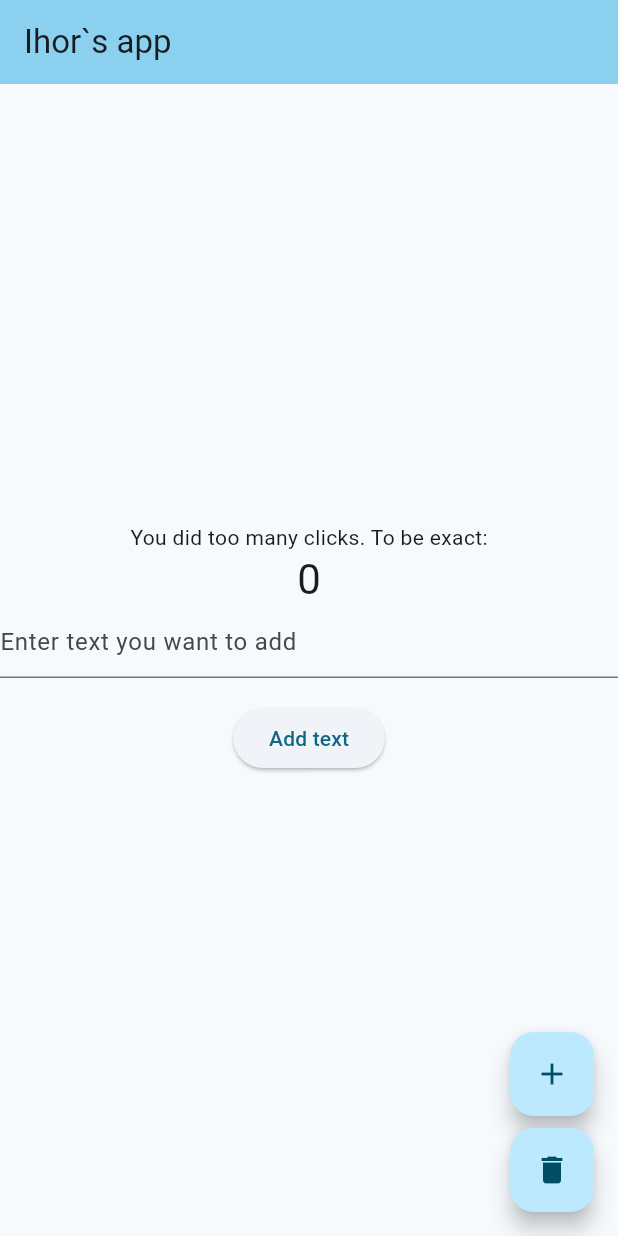
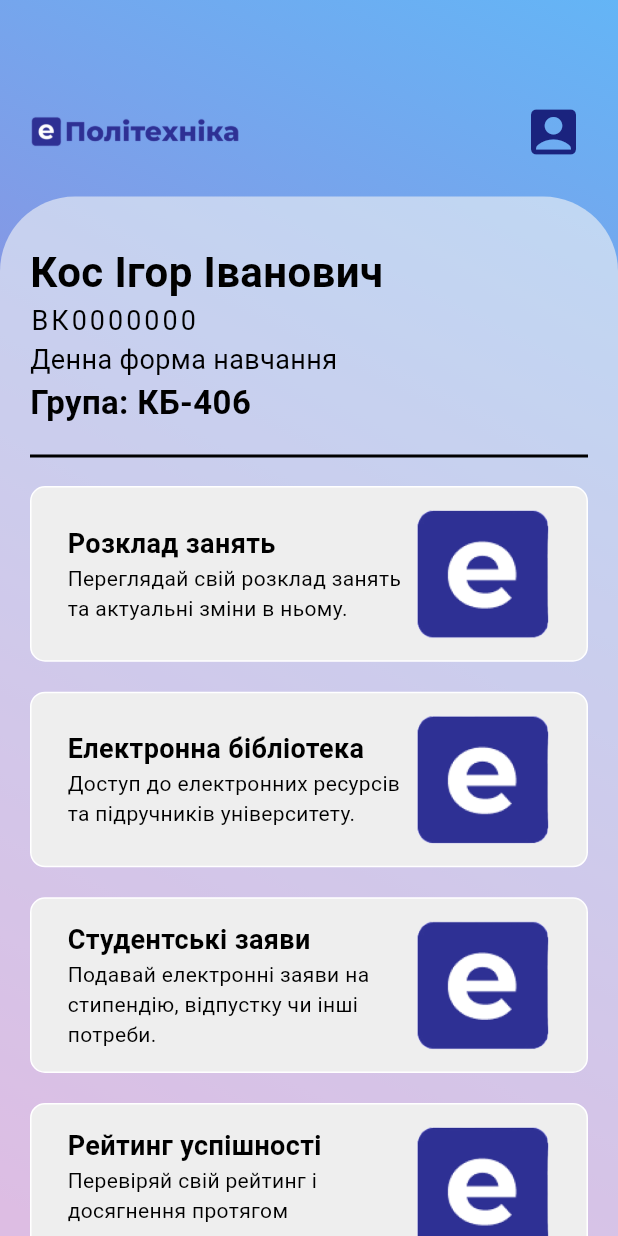
Before and after one commit to IhorKoss/DoMA, a Flutter app: the screen it shows after launch, on a phone screen of 412 x 824 dp. Run offline on Flutter 3.47's test engine with Material 3 defaults, Android fonts, the phone set to English and light mode, and no system bars.

Commit message:
finished lab #2, added home, loading, login, register and profile pages

```diff
--- /dev/null
+++ b/lib/classes/home_menu_btn_class.dart
@@ -0,0 +1,11 @@
+class HomeMenuBtnClass{
+  String header = 'Заголовок для кнопки';
+  String description = 'Опис кнопки';
+  String imageLink = 'Опис кнопки';
+
+  HomeMenuBtnClass({
+    required this.header,
+    required this.description,
+    required this.imageLink,
+  });
+}
--- a/lib/main.dart
+++ b/lib/main.dart
@@ -1,154 +1,18 @@
 import 'package:flutter/material.dart';
+import 'package:my_project/pages/home.dart';
+import 'package:my_project/pages/loading.dart';
+import 'package:my_project/pages/login_page.dart';
+import 'package:my_project/pages/profile.dart';
+import 'package:my_project/pages/register_page.dart';
 
-void main() {
-  runApp(const MyApp());
-}
+void main() => runApp(MaterialApp(
 
-class MyApp extends StatelessWidget {
-  const MyApp({super.key});
-
-  // This widget is the root of your application.
-  @override
-  Widget build(BuildContext context) {
-    return MaterialApp(
-      title: 'Ihor`s app',
-      theme: ThemeData(
-
-        colorScheme: ColorScheme.fromSeed(seedColor: Colors.blueGrey),
-        useMaterial3: true,
-      ),
-      home: const MyHomePage(title: 'Ihor`s app'),
-    );
-  }
-}
-
-class MyHomePage extends StatefulWidget {
-  const MyHomePage({super.key, required this.title});
-
-  final String title;
-
-  @override
-  State<MyHomePage> createState() => _MyHomePageState();
-}
-
-class _MyHomePageState extends State<MyHomePage> {
-  int _counter = 0;
-
-  void _incrementCounter() {
-    setState(() {
-      _counter++;
-    });
-  }
-  void _decrementCounter(){
-    setState(() {
-      _counter=0;
-    });
-  }
-  void _updateText(String newText) {
-    setState(() {
-      if (newText=='Delete'){
-        _counter=0;
-      } else{
-        final myInt = int.parse(newText);
-        _counter = myInt+_counter;
-      }
-
-    });
-  }
-  @override
-  Widget build(BuildContext context) {
-
-    return Scaffold(
-      appBar: AppBar(
-
-        backgroundColor: Theme.of(context).colorScheme.inversePrimary,
-
-        title: Text(widget.title),
-      ),
-      body: Center(
-
-        child: Column(
-          mainAxisAlignment: MainAxisAlignment.center,
-          children: <Widget>[
-            const Text(
-              'You did too many clicks. To be exact:',
-            ),
-            Text(
-              '$_counter',
-              style: Theme.of(context).textTheme.headlineMedium,
-            ),
-            FormExample(onTextChanged: _updateText),
-
-          ],
-        ),
-      ),
-
-      floatingActionButton: Column(
-        mainAxisSize: MainAxisSize.min,
-        mainAxisAlignment: MainAxisAlignment.end,
-        children: [
-          FloatingActionButton(
-            onPressed: _incrementCounter,
-            child: const Icon(Icons.add),
-          ),
-          const SizedBox(height: 8),
-          FloatingActionButton(
-            onPressed: _decrementCounter,
-            child: const Icon(Icons.delete),
-          ),
-        ],
-      ),
-    );
-  }
-}
-class FormExample extends StatefulWidget {
-  final void Function(String) onTextChanged;
-
-  const FormExample({super.key, required this.onTextChanged});
-
-  @override
-  State<FormExample> createState() => _FormExampleState();
-}
-
-class _FormExampleState extends State<FormExample> {
-  final GlobalKey<FormState> _formKey = GlobalKey<FormState>();
-
-  String _text='';
-  @override
-  Widget build(BuildContext context) {
-    return Form(
-      key: _formKey,
-      child: Column(
-        children: <Widget>[
-          TextFormField(
-            decoration: const InputDecoration(
-              hintText: 'Enter text you want to add',
-            ),
-            validator: (String? value) {
-              if (value == null || value.isEmpty) {
-                return 'You didn`t add any text';
-              }
-              return null;
-            },
-            onSaved:(value){
-              _text=value!;
-            },
-          ),
-          Padding(
-            padding: const EdgeInsets.symmetric(vertical: 16),
-            child: ElevatedButton(
-              onPressed: () {
-
-                if (_formKey.currentState!.validate()) {
-                  _formKey.currentState!.save();
-                  widget.onTextChanged(_text);
-                }
-              },
-              child: const Text('Add text'),
-            ),
-          ),
-        ],
-      ),
-    );
-  }
-}
+    initialRoute: '/home',
+    routes: {
+      '/': (context) => Loading(),
+      '/home': (context) => const Home(),
+      '/profile': (context) => const Profile(),
+      '/log-in': (context) => const LoginPage(),
+      '/register': (context) => const RegisterPage(),
+    }
+));
--- /dev/null
+++ b/lib/pages/home.dart
@@ -0,0 +1,145 @@
+import 'package:flutter/material.dart';
+import 'package:my_project/classes/home_menu_btn_class.dart';
+import 'package:my_project/widgets/home_menu_btn.dart';
+
+class Home extends StatefulWidget {
+  const Home({super.key});
+
+  @override
+  _HomeState createState() => _HomeState();
+}
+
+class _HomeState extends State<Home> {
+
+  List<HomeMenuBtnClass> homeBtnList = [
+    HomeMenuBtnClass(
+      header: 'Розклад занять',
+      description: 'Переглядай свій розклад занять та актуальні зміни в ньому.',
+      imageLink: 'assets/images/ep_small.png',
+    ),
+    HomeMenuBtnClass(
+      header: 'Електронна бібліотека',
+      description: 'Доступ до електронних ресурсів та підручників університету.',
+      imageLink: 'assets/images/ep_small.png',
+    ),
+    HomeMenuBtnClass(
+      header: 'Студентські заяви',
+      description: 'Подавай електронні заяви на стипендію, відпустку чи інші потреби.',
+      imageLink: 'assets/images/ep_small.png',
+    ),
+    HomeMenuBtnClass(
+      header: 'Рейтинг успішності',
+      description: 'Перевіряй свій рейтинг і досягнення протягом навчального року.',
+      imageLink: 'assets/images/ep_small.png',
+    ),
+    HomeMenuBtnClass(
+      header: 'Новини університету',
+      description: 'Будь в курсі останніх новин та подій, що відбуваються в університеті.',
+      imageLink: 'assets/images/ep_small.png',
+    ),
+  ];
+
+  @override
+  Widget build(BuildContext context) {
+    return  Scaffold(
+        body: Container(
+          width: double.infinity,
+          height: double.infinity,
+          decoration: BoxDecoration(
+            gradient: LinearGradient(
+              colors: [Colors.blue[300]!, Colors.purple[300]!],
+              begin: Alignment.topRight,
+              end: Alignment.bottomLeft,
+            ),
+          ),
+          child: Padding(
+            padding: const EdgeInsets.fromLTRB(0, 50, 0, 0),
+            child: Column(
+              crossAxisAlignment: CrossAxisAlignment.start,
+              children: [
+                Padding(
+                  padding: const EdgeInsets.fromLTRB(15, 10, 15, 15),
+                  child: Row(
+                    mainAxisAlignment: MainAxisAlignment.spaceBetween,
+                    children: [
+                      const Image(image: AssetImage('assets/images/ep_logo.png'), width: 150,),
+                      IconButton(icon:Icon(Icons.account_box,
+                          size: 40,color:Colors.indigo[900],),
+                        onPressed: () {
+                          Navigator.pushNamed(context, '/profile');
+                        },),
+                    ],
+                  ),
+                ),
+                Expanded(
+                  child: DecoratedBox(
+                    decoration: BoxDecoration(
+                      color: Colors.grey[100]?.withOpacity(0.6),
+                      borderRadius: const BorderRadius.only(
+                        topLeft: Radius.circular(50),
+                        topRight: Radius.circular(50),
+                      ),
+                    ),
+                    child: Padding(
+                      padding: const EdgeInsets.fromLTRB(20, 30, 20, 0),
+                      child: ListView(
+
+                        children: [
+                          const Column(
+                            crossAxisAlignment: CrossAxisAlignment.start,
+                            children: [
+                              Text(
+                                'Кос Ігор Іванович',
+                                style: TextStyle(
+                                  color: Colors.black,
+                                  fontWeight: FontWeight.bold,
+                                  fontSize: 28,
+                                ),
+                              ),
+                              Text(
+                                'ВК0000000',
+                                style: TextStyle(
+                                  color: Colors.black,
+                                  fontSize: 18,
+                                  letterSpacing: 2,
+                                ),
+                              ),
+                              Text(
+                                'Денна форма навчання',
+                                style: TextStyle(
+                                  color: Colors.black,
+                                  fontSize: 18,
+                                ),
+                              ),
+                              Text(
+                                'Група: КБ-406',
+                                style: TextStyle(
+                                  color: Colors.black,
+                                  fontWeight: FontWeight.bold,
+                                  fontSize: 22,
+                                ),
+                              ),
+                            ],
+                          ),
+                          const SizedBox(height: 10),
+                          const Divider(
+                            height: 20,
+                            thickness: 2,
+                            color: Colors.black,
+                          ),
+                          const SizedBox(height: 10),
+                          Column(
+                            children:homeBtnList.map((homeBtn) => HomeMenuBtn(homeMenuBtnData: homeBtn)).toList(),
+                          ),
+                        ],
+                      ),
+                    ),
+                  ),
+                ),
+              ],
+            ),
+          ),
+        ),
+    );
+  }
+}
--- /dev/null
+++ b/lib/widgets/home_menu_btn.dart
@@ -0,0 +1,51 @@
+import 'package:flutter/material.dart';
+import 'package:my_project/classes/home_menu_btn_class.dart';
+
+class HomeMenuBtn extends StatelessWidget {
+  final HomeMenuBtnClass homeMenuBtnData;
+  const HomeMenuBtn({required this.homeMenuBtnData, super.key});
+
+  @override
+  Widget build(BuildContext context) {
+    return InkWell(
+      onTap: (){
+        print('tapped');
+      },
+      child: Column(
+        children:[ DecoratedBox(
+          decoration: BoxDecoration(
+            color: Colors.grey[200],
+            borderRadius: const BorderRadius.all(Radius.circular(10)),
+            border: Border.all(color: Colors.white),
+          ),
+          child: Padding(
+            padding: const EdgeInsets.fromLTRB(25, 15, 25, 15),
+            child: Row(
+              children: [
+                Expanded(
+                  child: Column(
+                    crossAxisAlignment: CrossAxisAlignment.start,
+                    children: [
+                      Text(homeMenuBtnData.header,
+                        style: const TextStyle(
+                        color: Colors.black,
+                        fontWeight: FontWeight.bold,
+                        fontSize: 18,
+                      ),),
+                      Text(homeMenuBtnData.description,
+                        style: const TextStyle(
+                          color: Colors.black,
+                          fontSize: 14,),),
+                    ],
+                  ),
+                ),
+                Image(image: AssetImage(homeMenuBtnData.imageLink),width: 90,),
+              ],
+            ),
+          ),
+        ),
+          const SizedBox(height: 20),
+      ],),
+    );
+  }
+}
--- a/pubspec.yaml
+++ b/pubspec.yaml
@@ -59,9 +59,8 @@ flutter:
   uses-material-design: true
 
   # To add assets to your application, add an assets section, like this:
-  # assets:
-  #   - images/a_dot_burr.jpeg
-  #   - images/a_dot_ham.jpeg
+  assets:
+    - assets/images/
 
   # An image asset can refer to one or more resolution-specific "variants", see
   # https://flutter.dev/to/resolution-aware-images
```
Also changed, not shown: lib/pages/loading.dart (added, +32 -0 lines), lib/pages/login_page.dart (added, +88 -0 lines), lib/pages/profile.dart (added, +76 -0 lines), lib/pages/register_page.dart (added, +107 -0 lines), lib/widgets/custom_form_button.dart (added, +31 -0 lines), lib/widgets/input_custom.dart (added, +28 -0 lines), assets/images/ep_logo.png (added), assets/images/ep_small.png (added), assets/images/nulp_logo.png (added).
